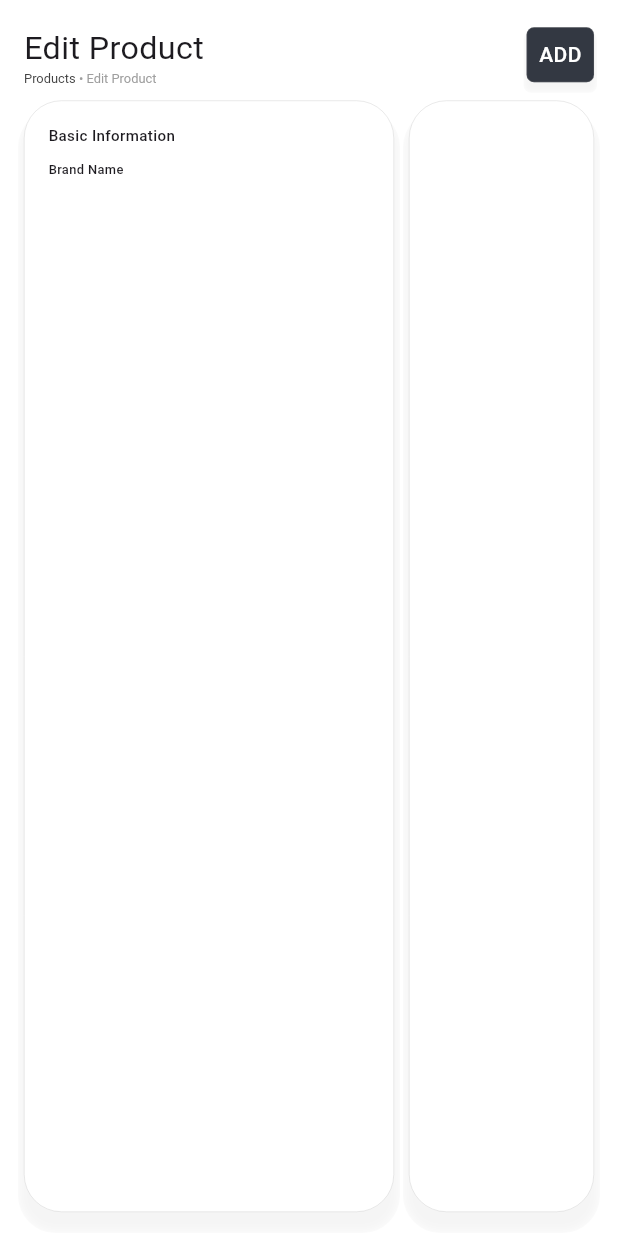
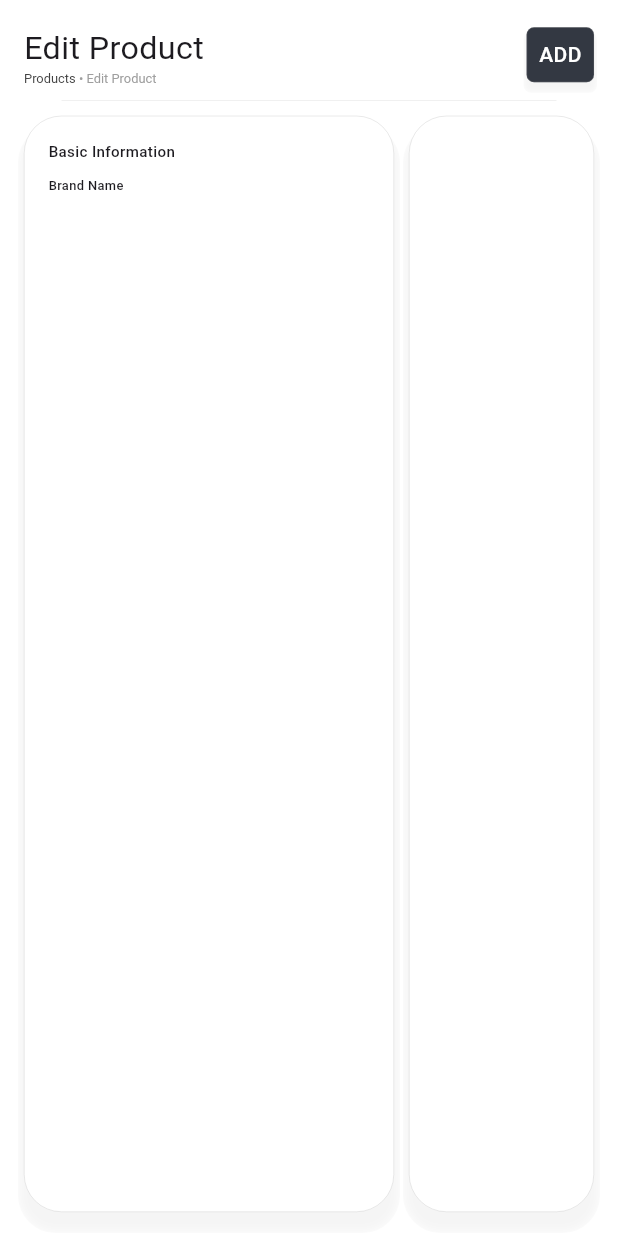
Before and after one commit to hafedh049/stock, a Flutter app: the screen it shows after launch, on a phone screen of 412 x 824 dp. Run offline on Flutter 3.47's test engine with Material 3 defaults, Android fonts, the phone set to English and light mode, and no system bars; our stand-ins replace font_awesome_flutter, responsive_sizer; missing offline and left inert: animated_button, flutter_expandable_table, textfield_tags.

Commit message:
Update product_editing.dart

```diff
--- a/lib/products/product_editing.dart
+++ b/lib/products/product_editing.dart
@@ -55,6 +55,8 @@ class _EditProductState extends State<EditProduct> {
               ],
             ),
             const SizedBox(height: 10),
+            Divider(height: .2, thickness: .2, color: grey.withOpacity(.5), indent: 25, endIndent: 25),
+            const SizedBox(height: 10),
             Expanded(
               child: Row(
                 children: <Widget>[
```
